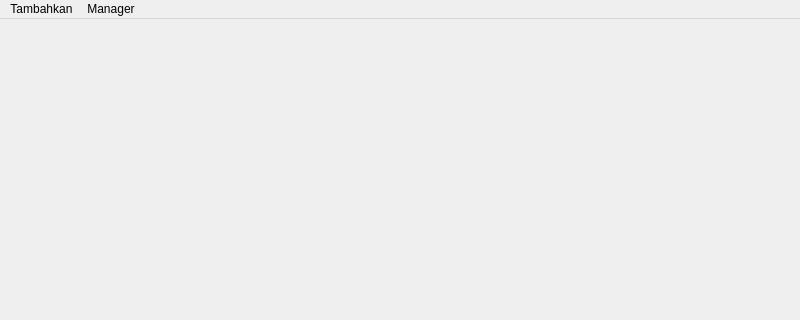
First picture: the form in src/ui/files/mainwindow.ui, repository AyahnaSyahid/LazyMins, before the edit; both pictures show x 0 to 800 and y 0 to 320 of the 800 by 600 pixel window.
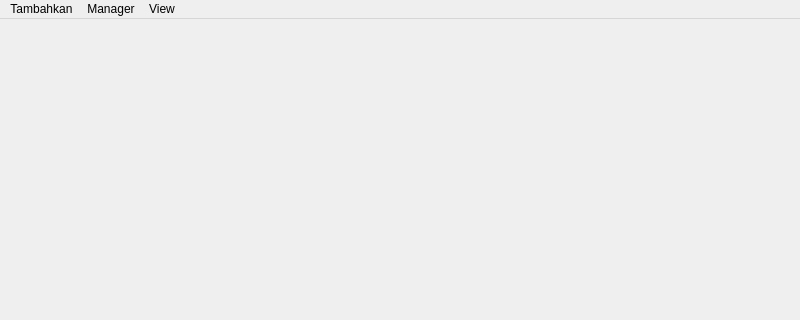
Second picture: the form after the edit.

Diff of the .ui file:
```diff
--- a/src/ui/files/mainwindow.ui
+++ b/src/ui/files/mainwindow.ui
@@ -38,8 +38,14 @@
     </property>
     <addaction name="actionInvoicesManager"/>
    </widget>
+   <widget class="QMenu" name="menuView">
+    <property name="title">
+     <string>View</string>
+    </property>
+   </widget>
    <addaction name="menuAdd"/>
    <addaction name="menuManager"/>
+   <addaction name="menuView"/>
   </widget>
   <widget class="QStatusBar" name="statusbar"/>
   <action name="actionAddOrder">
```
Left out of the diff: 6 changed lines with no effect on the pictures.
